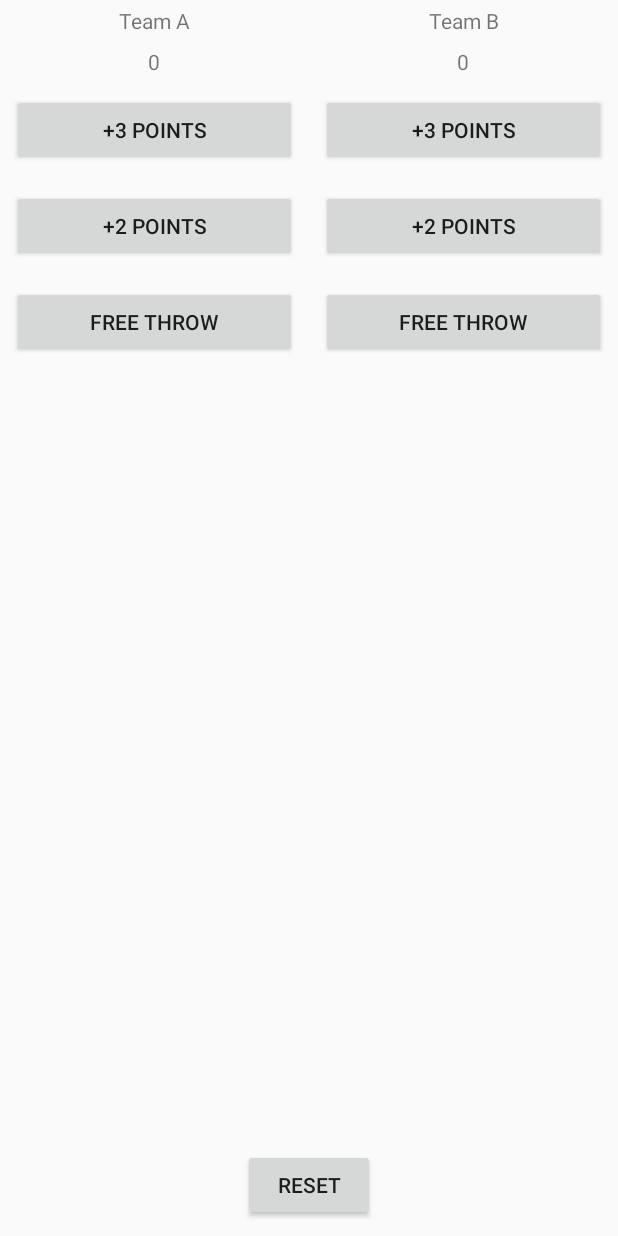
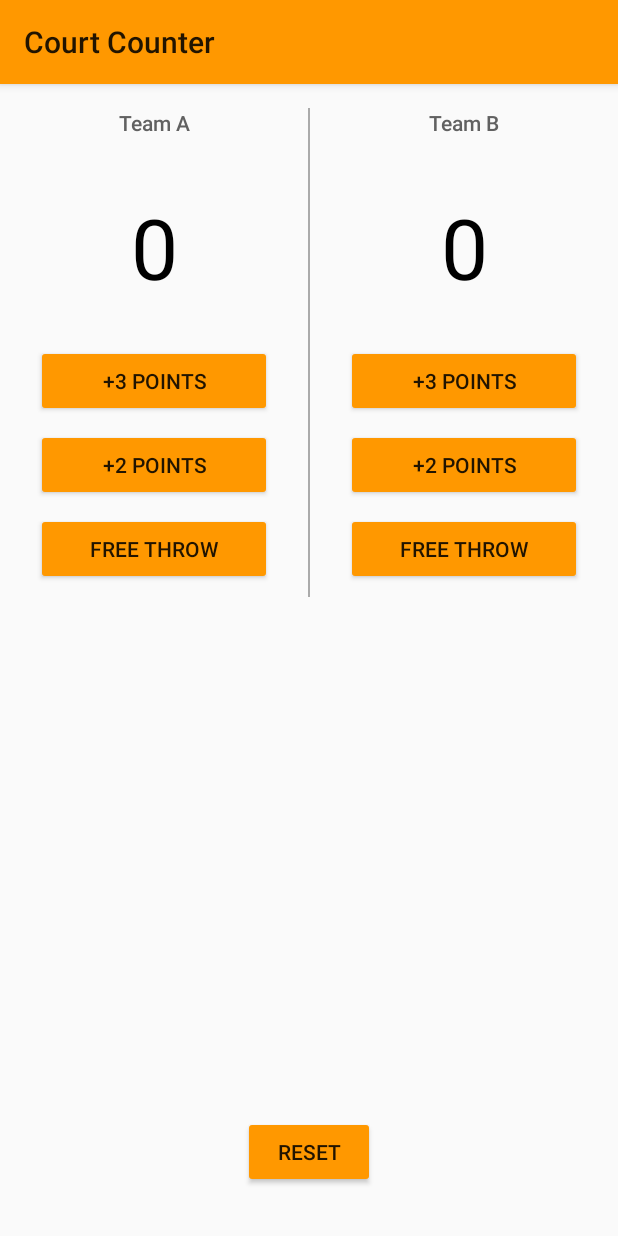
Before and after one commit to GregoryWilusz/GDCS_CourtCounter, an Android app: the screen it shows after launch (MainActivity), on a phone screen of 412 x 824 dp. Run offline under Robolectric (Android 15) with nearby library versions, the phone set to English and light mode, and no system bars.

Commit message:
Added complete App

```diff
--- a/app/src/main/res/layout/activity_main.xml
+++ b/app/src/main/res/layout/activity_main.xml
@@ -19,39 +19,61 @@
             <TextView
                 android:layout_width="match_parent"
                 android:layout_height="wrap_content"
+                android:fontFamily="sans-serif-medium"
                 android:gravity="center_horizontal"
-                android:padding="4dp"
-                android:text="@string/teama_name" />
+                android:padding="16dp"
+                android:text="@string/teama_name"
+                android:textColor="#616161"
+                android:textSize="14sp" />
 
             <TextView
                 android:id="@+id/team_a_score"
                 android:layout_width="match_parent"
                 android:layout_height="wrap_content"
+                android:layout_marginBottom="24dp"
+                android:layout_marginTop="16dp"
+                android:fontFamily="sans-serif"
                 android:gravity="center_horizontal"
                 android:padding="4dp"
-                android:text="@string/team_score" />
+                android:text="@string/team_score"
+                android:textColor="#000000"
+                android:textSize="56sp" />
 
             <Button
                 android:layout_width="match_parent"
                 android:layout_height="wrap_content"
-                android:layout_margin="8dp"
+                android:layout_marginBottom="8dp"
+                android:layout_marginLeft="24dp"
+                android:layout_marginRight="24dp"
                 android:onClick="addThreeForTeamA"
                 android:text="@string/btn_3pts" />
 
             <Button
                 android:layout_width="match_parent"
                 android:layout_height="wrap_content"
-                android:layout_margin="8dp"
+
+                android:layout_marginBottom="8dp"
+                android:layout_marginLeft="24dp"
+                android:layout_marginRight="24dp"
                 android:onClick="addTwoForTeamA"
                 android:text="@string/btn_2pts" />
 
             <Button
                 android:layout_width="match_parent"
                 android:layout_height="wrap_content"
-                android:layout_margin="8dp"
+
+                android:layout_marginBottom="8dp"
+                android:layout_marginLeft="24dp"
+                android:layout_marginRight="24dp"
                 android:onClick="addOneForTeamA"
                 android:text="@string/btn_1pts" />
         </LinearLayout>
+
+        <View
+            android:layout_width="1dp"
+            android:layout_height="match_parent"
+            android:layout_marginTop="16dp"
+            android:background="@android:color/darker_gray" />
 
         <LinearLayout
             android:layout_width="0dp"
@@ -62,36 +84,51 @@
             <TextView
                 android:layout_width="match_parent"
                 android:layout_height="wrap_content"
+                android:fontFamily="sans-serif-medium"
                 android:gravity="center_horizontal"
-                android:padding="4dp"
-                android:text="@string/teamb_name" />
+                android:padding="16dp"
+                android:text="@string/teamb_name"
+
+                android:textColor="#616161"
+                android:textSize="14sp" />
 
             <TextView
                 android:id="@+id/team_b_score"
                 android:layout_width="match_parent"
                 android:layout_height="wrap_content"
+                android:layout_marginBottom="24dp"
+                android:layout_marginTop="16dp"
+                android:fontFamily="sans-serif"
                 android:gravity="center_horizontal"
                 android:padding="4dp"
-                android:text="@string/team_score" />
+                android:text="@string/team_score"
+                android:textColor="#000000"
+                android:textSize="56sp" />
 
             <Button
                 android:layout_width="match_parent"
                 android:layout_height="wrap_content"
-                android:layout_margin="8dp"
+                android:layout_marginBottom="8dp"
+                android:layout_marginLeft="24dp"
+                android:layout_marginRight="24dp"
                 android:onClick="addThreeForTeamB"
                 android:text="@string/btn_3pts" />
 
             <Button
                 android:layout_width="match_parent"
                 android:layout_height="wrap_content"
-                android:layout_margin="8dp"
+                android:layout_marginBottom="8dp"
+                android:layout_marginLeft="24dp"
+                android:layout_marginRight="24dp"
                 android:onClick="addTwoForTeamB"
                 android:text="@string/btn_2pts" />
 
             <Button
                 android:layout_width="match_parent"
                 android:layout_height="wrap_content"
-                android:layout_margin="8dp"
+                android:layout_marginBottom="8dp"
+                android:layout_marginLeft="24dp"
+                android:layout_marginRight="24dp"
                 android:onClick="addOneForTeamB"
                 android:text="@string/btn_1pts" />
         </LinearLayout>
@@ -104,7 +141,7 @@
         android:layout_height="wrap_content"
         android:layout_alignParentBottom="true"
         android:layout_centerHorizontal="true"
-        android:layout_marginBottom="10dp"
+        android:layout_marginBottom="32dp"
         android:onClick="resetScore"
         android:text="@string/btn_reset" />
 
--- a/app/src/main/res/values/strings.xml
+++ b/app/src/main/res/values/strings.xml
@@ -1,5 +1,5 @@
 <resources>
-    <string name="app_name">Team A</string>
+    <string name="app_name">Court Counter</string>
     <string name="teama_name">Team A</string>
     <string name="teamb_name">Team B</string>
     <string name="team_score">0</string>
--- a/app/src/main/res/values/styles.xml
+++ b/app/src/main/res/values/styles.xml
@@ -1,11 +1,9 @@
 <resources>
-
     <!-- Base application theme. -->
-    <style name="AppTheme" parent="Theme.AppCompat.Light.NoActionBar">
-        <!-- Customize your theme here. -->
-        <item name="colorPrimary">@color/colorPrimary</item>
-        <item name="colorPrimaryDark">@color/colorPrimaryDark</item>
-        <item name="colorAccent">@color/colorAccent</item>
+    <style name="AppTheme" parent="Theme.AppCompat.Light">
+        <!-- Primary theme color of the app (sets background color of app bar) -->
+        <item name="colorPrimary">#FF9800</item>
+        <!-- Background color of buttons in the app -->
+        <item name="colorButtonNormal">#FF9800</item>
     </style>
-
 </resources>
```
